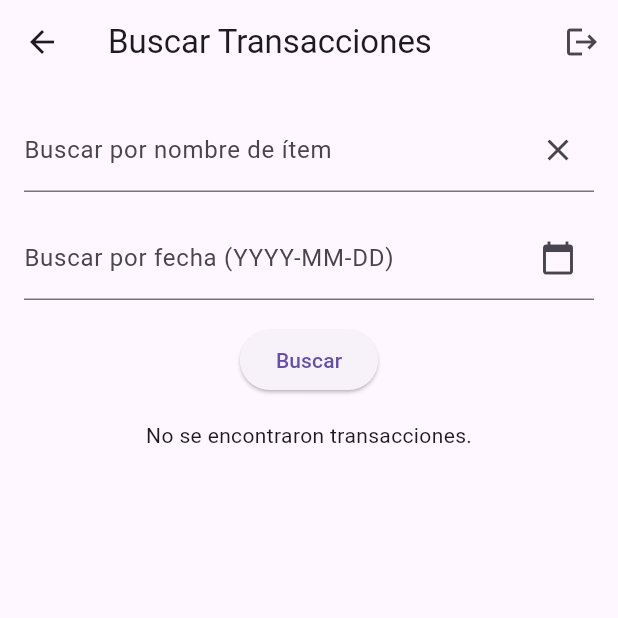
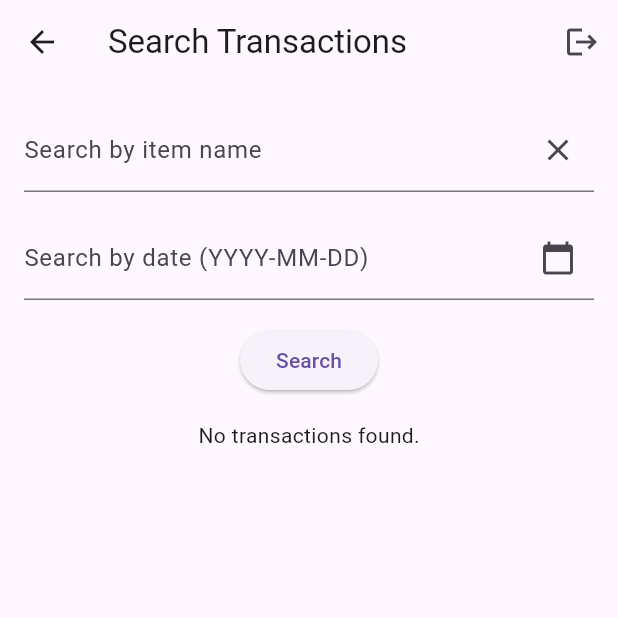
Before and after one commit to TeddyTjoe1990/CSE-499-Project, a Flutter app: the TransactionSearchPage screen opened by its route, on a phone screen of 412 x 824 dp, the top half of it. Run offline on Flutter 3.47's test engine with Material 3 defaults, Android fonts, the phone set to English and light mode, and no system bars; our stand-ins replace sqflite; accounts and stored records are empty.

```diff
--- a/app/lib/pages/search_transactions.dart
+++ b/app/lib/pages/search_transactions.dart
@@ -70,7 +70,7 @@ class _TransactionSearchPageState extends State<TransactionSearchPage> {
   Widget build(BuildContext context) {
     return Scaffold(
       appBar: AppBar(
-        title: Text('Buscar Transacciones'),
+        title: Text('Search Transactions'),
         actions: [
           // Este es el botón de "Cerrar Sesión"
           IconButton(
@@ -89,7 +89,7 @@ class _TransactionSearchPageState extends State<TransactionSearchPage> {
             TextField(
               controller: itemNameController,
               decoration: InputDecoration(
-                labelText: 'Buscar por nombre de ítem',
+                labelText: 'Search by item name',
                 suffixIcon: IconButton(
                   icon: Icon(Icons.clear),
                   onPressed: () {
@@ -102,7 +102,7 @@ class _TransactionSearchPageState extends State<TransactionSearchPage> {
             TextField(
               controller: dateController,
               decoration: InputDecoration(
-                labelText: 'Buscar por fecha (YYYY-MM-DD)',
+                labelText: 'Search by date (YYYY-MM-DD)',
                 suffixIcon: IconButton(
                   icon: Icon(Icons.calendar_today),
                   onPressed: _pickDate,
@@ -111,26 +111,26 @@ class _TransactionSearchPageState extends State<TransactionSearchPage> {
               readOnly: true,
             ),
             SizedBox(height: 16),
-            ElevatedButton(onPressed: _search, child: Text('Buscar')),
+            ElevatedButton(onPressed: _search, child: Text('Search')),
             SizedBox(height: 16),
             isLoading
                 ? CircularProgressIndicator()
                 : Expanded(
                     child: filteredTransactions.isEmpty
-                        ? Text('No se encontraron transacciones.')
+                        ? Text('No transactions found.')
                         : ListView.builder(
                             itemCount: filteredTransactions.length,
                             itemBuilder: (context, index) {
                               final tx = filteredTransactions[index];
                               return ExpansionTile(
                                 title: Text(
-                                  'Total: \$${tx.precioTotal.toStringAsFixed(2)} - Cambio: \$${tx.cambio.toStringAsFixed(2)}',
+                                  'Total: \$${tx.precioTotal.toStringAsFixed(2)} - Change: \$${tx.cambio.toStringAsFixed(2)}',
                                 ),
                                 children: tx.items.map((item) {
                                   return ListTile(
                                     title: Text(item['nombre']),
                                     subtitle: Text(
-                                      'Cantidad: ${item['cantidad']}',
+                                      'Quantity: ${item['cantidad']}',
                                     ),
                                     trailing: Text(
                                       '\$${(item['precio'] as double).toStringAsFixed(2)}',
--- a/app/lib/pages/transaction_list_page.dart
+++ b/app/lib/pages/transaction_list_page.dart
@@ -57,12 +57,12 @@ class TransactionListPage extends StatelessWidget {
               final tx = transactions[index];
               return ExpansionTile(
                 title: Text(
-                  'Total: \$${tx.precioTotal.toStringAsFixed(2)} - Cambio: \$${tx.cambio.toStringAsFixed(2)}',
+                  'Total: \$${tx.precioTotal.toStringAsFixed(2)} - Change: \$${tx.cambio.toStringAsFixed(2)}',
                 ),
                 children: tx.items.map((item) {
                   return ListTile(
                     title: Text(item['nombre']),
-                    subtitle: Text('Cantidad: ${item['cantidad']}'),
+                    subtitle: Text('Quantity: ${item['cantidad']}'),
                     trailing: Text(
                       '\$${(item['precio'] as double).toStringAsFixed(2)}',
                     ),
```
Also changed, not shown: app/lib/db/database_helper.dart (+9 -2 lines), app/lib/main.dart (+7 -0 lines), 1 other file.
